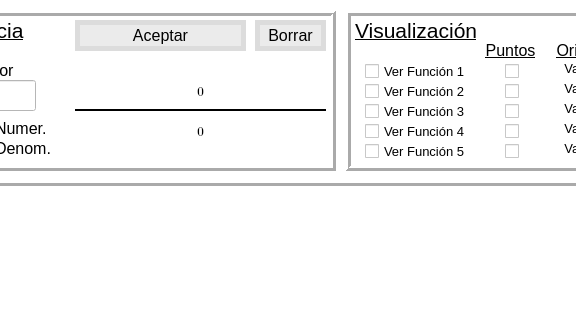
Before: the Qt Designer form ui/mainwindow.ui in pabgonzalez/Plot_Tool, drawn with Qt 5; both pictures show x 465 to 1041 and y 0 to 320 of the 1280 by 700 pixel window.
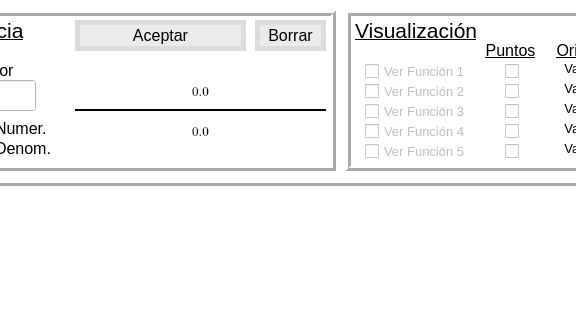
After: the same form once the commit is applied.

Commit message: la gui empieza con todo puesto bien

Patch:
```diff
--- a/ui/mainwindow.ui
+++ b/ui/mainwindow.ui
@@ -370,7 +370,7 @@
       </font>
      </property>
      <property name="text">
-      <string>0</string>
+      <string>0.0</string>
      </property>
      <property name="alignment">
       <set>Qt::AlignCenter</set>
@@ -482,7 +482,7 @@
       </font>
      </property>
      <property name="text">
-      <string>0</string>
+      <string>0.0</string>
      </property>
      <property name="alignment">
       <set>Qt::AlignCenter</set>
@@ -920,6 +920,9 @@
      </property>
     </widget>
     <widget class="QCheckBox" name="checkf5">
+     <property name="enabled">
+      <bool>false</bool>
+     </property>
      <property name="geometry">
       <rect>
        <x>20</x>
@@ -938,6 +941,9 @@
      </property>
     </widget>
     <widget class="QCheckBox" name="checkf3">
+     <property name="enabled">
+      <bool>false</bool>
+     </property>
      <property name="geometry">
       <rect>
        <x>20</x>
@@ -956,6 +962,9 @@
      </property>
     </widget>
     <widget class="QCheckBox" name="checkf1">
+     <property name="enabled">
+      <bool>false</bool>
+     </property>
      <property name="geometry">
       <rect>
        <x>20</x>
@@ -972,8 +981,14 @@
      <property name="text">
       <string>Ver Función 1</string>
      </property>
+     <property name="checkable">
+      <bool>true</bool>
+     </property>
     </widget>
     <widget class="QCheckBox" name="checkf4">
+     <property name="enabled">
+      <bool>false</bool>
+     </property>
      <property name="geometry">
       <rect>
        <x>20</x>
@@ -992,6 +1007,9 @@
      </property>
     </widget>
     <widget class="QCheckBox" name="checkf2">
+     <property name="enabled">
+      <bool>false</bool>
+     </property>
      <property name="geometry">
       <rect>
        <x>20</x>
```
Left out of the diff: 15 changed lines with no effect on the pictures. The commit also changes 2 other files.
